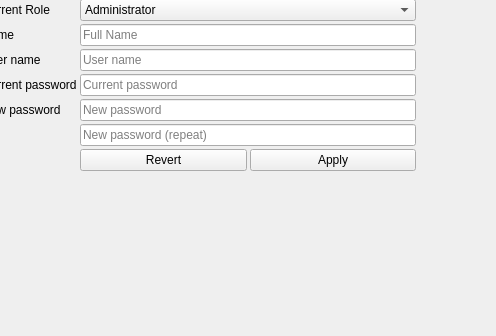
Before: the Qt Designer form src/usereditwidget.ui in RxLaboratory/Ramses-Client, drawn with Qt 5; both pictures show x 235 to 731 and y 150 to 486 of the 868 by 486 pixel window.
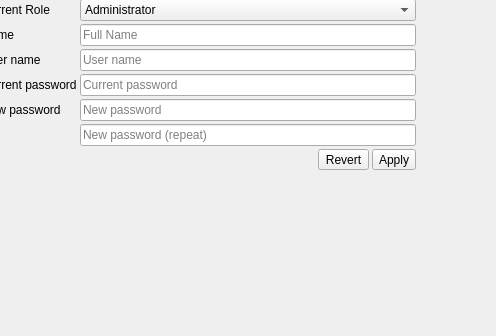
After: the same form once the commit is applied. Icons and pictures are not drawn.

Diff of the .ui file:
```diff
--- a/src/usereditwidget.ui
+++ b/src/usereditwidget.ui
@@ -170,14 +170,27 @@
         <number>0</number>
        </property>
        <item>
-        <widget class="QPushButton" name="revertButton">
+        <spacer name="horizontalSpacer_3">
+         <property name="orientation">
+          <enum>Qt::Horizontal</enum>
+         </property>
+         <property name="sizeHint" stdset="0">
+          <size>
+           <width>40</width>
+           <height>20</height>
+          </size>
+         </property>
+        </spacer>
+       </item>
+       <item>
+        <widget class="QToolButton" name="revertButton">
          <property name="text">
           <string>Revert</string>
          </property>
         </widget>
        </item>
        <item>
-        <widget class="QPushButton" name="profileUpdateButton">
+        <widget class="QToolButton" name="profileUpdateButton">
          <property name="text">
           <string>Apply</string>
          </property>
```
Left out of the diff: 24 changed lines with no effect on the pictures.
